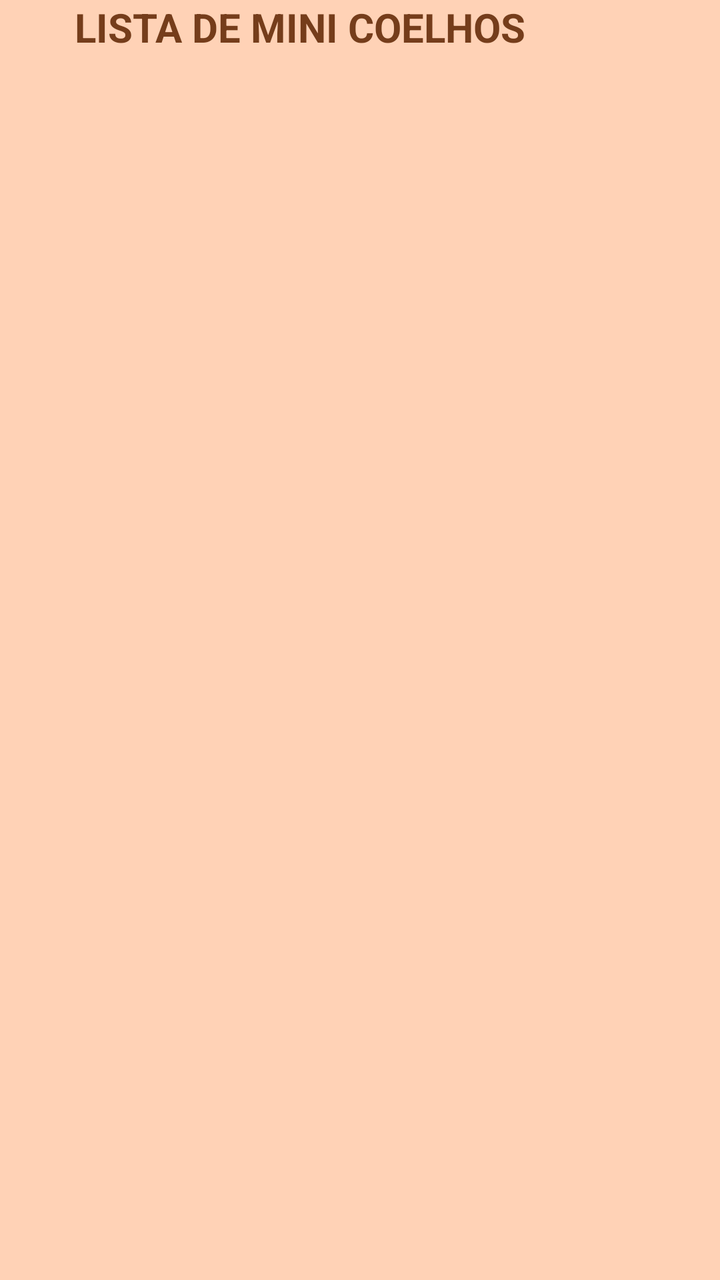
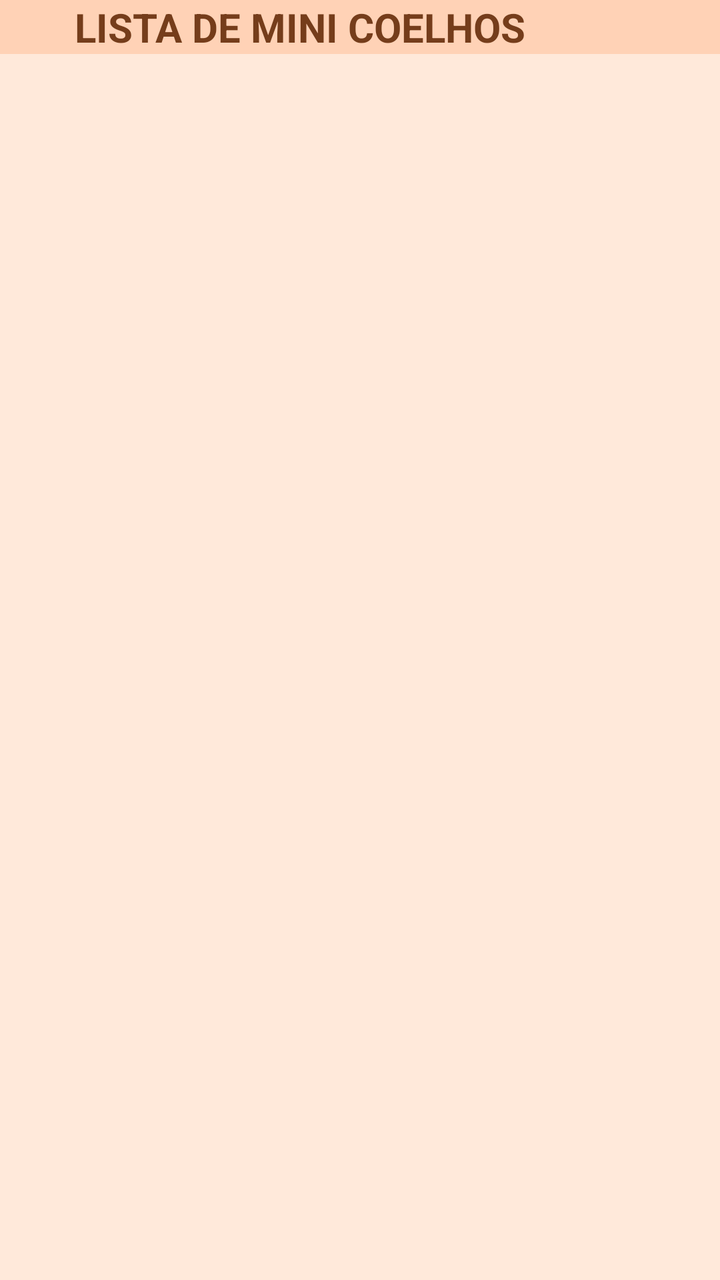

Screens rendered from an Android XML layout before and after an edit, with the pre-edit source and the edit as a unified diff.
<!-- AndroidManifest.xml: application theme Theme.ListaCoelhos -->
<!-- res/layout/activity_main.xml -->
<?xml version="1.0" encoding="utf-8"?>
<LinearLayout xmlns:android="http://schemas.android.com/apk/res/android"
    xmlns:app="http://schemas.android.com/apk/res-auto"
    xmlns:tools="http://schemas.android.com/tools"
    android:layout_width="match_parent"
    android:layout_height="match_parent"
    tools:context=".MainActivity"
    android:id="@+id/main"
    android:orientation="vertical"
    android:background="#ffd2b6"
    >

    <TextView
        android:layout_width="wrap_content"
        android:layout_height="wrap_content"
        android:layout_gravity="center"
        android:text="Lista de Mini Coelhos"
        android:layout_marginRight="30sp"
        android:textSize="20sp"
        android:textAllCaps="true"
        android:textStyle="bold"
        android:textColor="#753d1b"
        />

    <androidx.recyclerview.widget.RecyclerView
        android:layout_width="wrap_content"
        android:layout_height="wrap_content"
        android:id="@+id/idRecyclerColehos"
        android:background="#ffe9da"
        />



    <ImageView
        android:layout_width=""
        android:layout_height="" />


</LinearLayout>
<!-- resources referenced by this layout -->
<resources>
  <style name="Theme.ListaCoelhos" parent="Base.Theme.ListaCoelhos" />
  <style name="Base.Theme.ListaCoelhos" parent="Theme.Material3.DayNight.NoActionBar">
          
          
      </style>
</resources>

<!-- the commit's change to res/layout/activity_main.xml (unified diff, before → after) -->
@@ -1,13 +1,13 @@
 <?xml version="1.0" encoding="utf-8"?>
 <LinearLayout xmlns:android="http://schemas.android.com/apk/res/android"
-    xmlns:app="http://schemas.android.com/apk/res-auto"
-    xmlns:tools="http://schemas.android.com/tools"
-    android:layout_width="match_parent"
-    android:layout_height="match_parent"
-    tools:context=".MainActivity"
-    android:id="@+id/main"
-    android:orientation="vertical"
-    android:background="#ffd2b6"
+xmlns:app="http://schemas.android.com/apk/res-auto"
+xmlns:tools="http://schemas.android.com/tools"
+android:id="@+id/main"
+android:orientation="vertical"
+android:layout_width="match_parent"
+android:layout_height="match_parent"
+tools:context=".MainActivity"
+android:background="#ffd2b6"
     >
 
     <TextView
@@ -23,17 +23,9 @@
         />
 
     <androidx.recyclerview.widget.RecyclerView
-        android:layout_width="wrap_content"
-        android:layout_height="wrap_content"
-        android:id="@+id/idRecyclerColehos"
-        android:background="#ffe9da"
-        />
-
-
-
-    <ImageView
-        android:layout_width=""
-        android:layout_height="" />
-
+    android:layout_width="match_parent"
+    android:layout_height="match_parent"
+    android:id="@+id/idRecyclerCoelhos"
+    android:background="#ffe9da"/>
 
 </LinearLayout>
